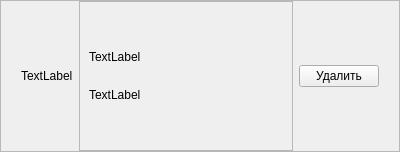
First picture: the form in ui/widgets/history_widget.ui, repository SenyaPevko/MangaReaderApp, before the edit.
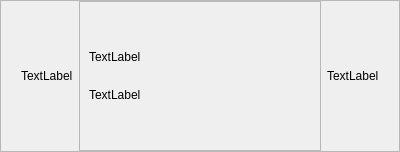
Second picture: the form after the edit.

Diff of the .ui file:
```diff
--- a/ui/widgets/history_widget.ui
+++ b/ui/widgets/history_widget.ui
@@ -162,12 +162,12 @@
        </widget>
       </item>
       <item>
-       <widget class="QPushButton" name="deleteButton">
+       <widget class="QLabel" name="deleteButton">
         <property name="cursor">
          <cursorShape>OpenHandCursor</cursorShape>
         </property>
         <property name="text">
-         <string>Удалить</string>
+         <string>TextLabel</string>
         </property>
        </widget>
       </item>
```
Left out of the diff: 2 changed lines with no effect on the pictures.
